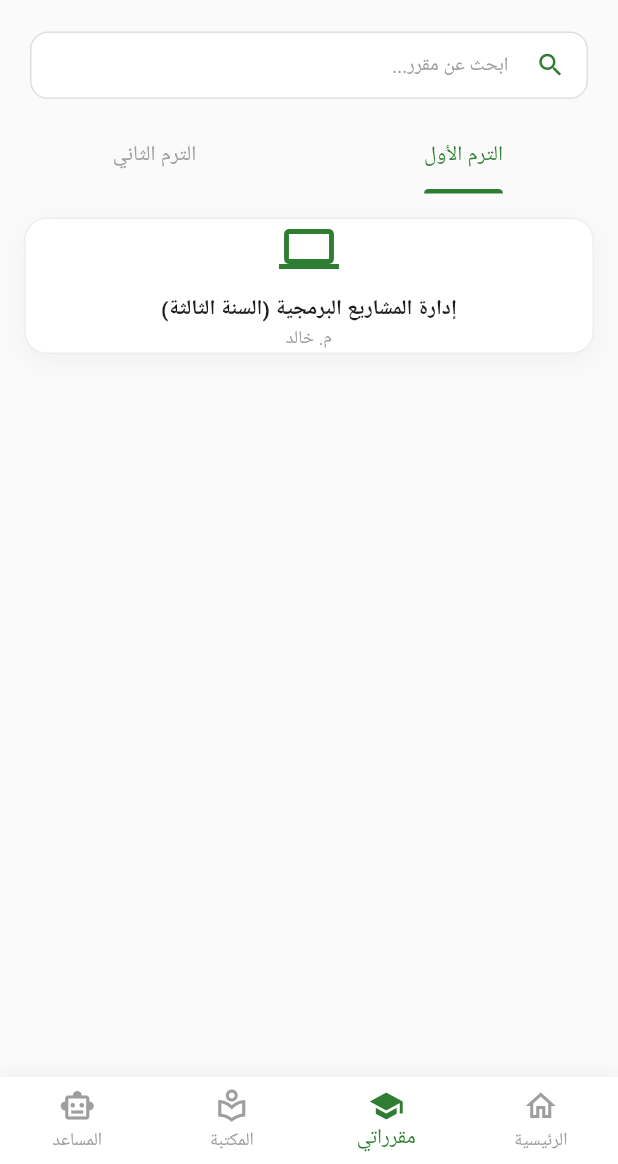
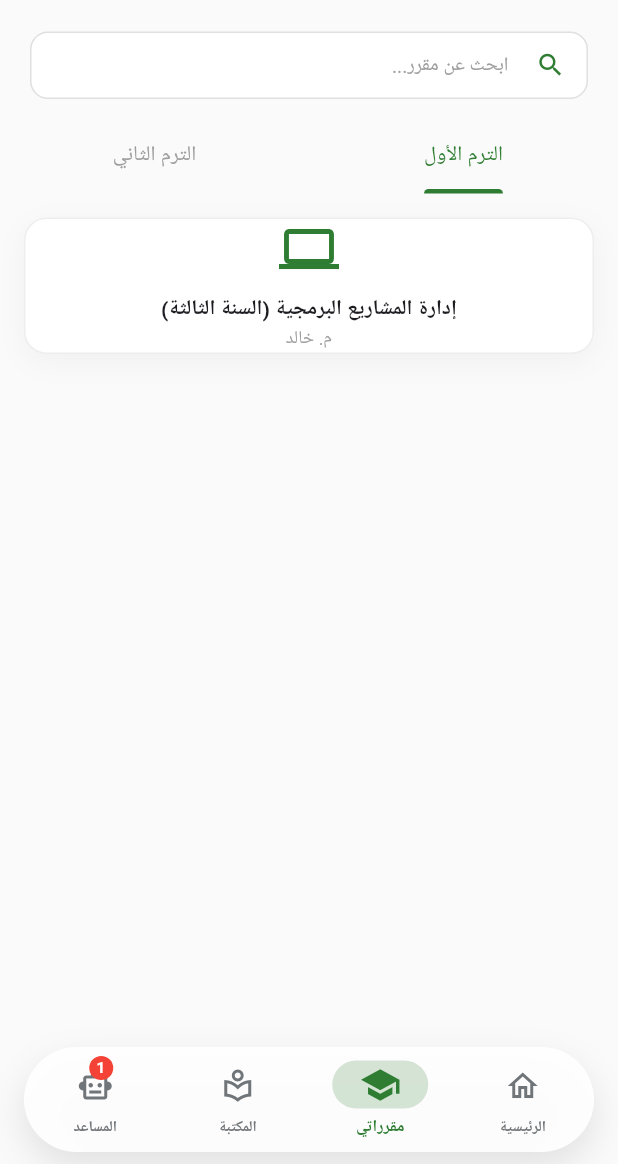
Before and after one commit to qais542541-max/Digital-Library, a Flutter app: the MainScreen screen opened directly with empty values, item 2 of the bottom bar chosen, on a phone screen of 412 x 824 dp, the part 72-1236 px from its top. Run offline on Flutter 3.47's test engine with Material 3 defaults, Android fonts, the phone set to English and light mode, and no system bars; our stand-ins replace easy_localization, image_picker, shared_preferences; missing offline and left inert: syncfusion_flutter_pdfviewer; accounts and stored records are empty; Roboto replaces fonts that are missing (Cairo).

Commit message:
التعديل المتعب على شريط التنقل السفلي2

```diff
--- a/lib/features/layout/screens/main_screen.dart
+++ b/lib/features/layout/screens/main_screen.dart
@@ -1,17 +1,13 @@
 import 'package:flutter/material.dart';
+import 'package:flutter/services.dart';
 import 'package:easy_localization/easy_localization.dart';
-import '../../home//screens/general_main_screen.dart';
+import '../../home/screens/general_main_screen.dart';
 import '../../courses/screens/my_courses_screen.dart';
 import '../../library/screens/general_library_screen.dart';
 import '../../../core/widgets/custom_drawer.dart';
 import '../../ai_assistant/ai_assistant_screen.dart';
-// في ملف main_screen.dart
-import 'package:provider/provider.dart';
 import '../../../core/providers/settings_provider.dart';
-
-// داخل دالة الـ build في MainScreen:
-
-
+import 'dart:ui';
 
 enum UserRole { student, teacher, employee, guest, external }
 
@@ -27,29 +23,10 @@ class MainScreen extends StatefulWidget {
 
   @override
   State<MainScreen> createState() => _MainScreenState();
-
 }
 
-
 class _MainScreenState extends State<MainScreen> {
-
   int _selectedIndex = 0;
-  late List<Widget> _screens;
-
-  @override
-
-  void initState() {
-    super.initState();
-    _screens = [
-      GeneralMainScreen(
-        userName: widget.userName,
-        userRole: _getRoleName(widget.role),
-      ),
-      MyCoursesScreen(role: widget.role),
-      GeneralLibraryScreen(role: widget.role),
-      AiAssistantScreen(role: widget.role), // 👈 إضافة الشاشة هنا
-    ];
-  }
 
   String _getRoleName(UserRole role) {
     switch (role) {
@@ -63,66 +40,162 @@ class _MainScreenState extends State<MainScreen> {
 
   @override
   Widget build(BuildContext context) {
-    final settings = Provider.of<SettingsProvider>(context);
-    final isArabic = context.locale.languageCode == 'ar';
     final isDarkMode = Theme.of(context).brightness == Brightness.dark;
+
+    // 👇 سنسحب لون خلفية الشاشة لنستخدمه في التغميم المتدرج ليكون التلاشي طبيعياً
+    final scaffoldBgColor = Theme.of(context).scaffoldBackgroundColor;
     const Color primaryGreen = Color(0xFF2E7D32);
 
-    return Scaffold(
+    final List<Widget> screens = [
+      GeneralMainScreen(
+        userName: widget.userName,
+        userRole: _getRoleName(widget.role),
+      ),
+      MyCoursesScreen(role: widget.role),
+      GeneralLibraryScreen(role: widget.role),
+      AiAssistantScreen(role: widget.role),
+    ];
+
+    final int assistantBadgeCount = 1;
+
+    return AnnotatedRegion<SystemUiOverlayStyle>(
+      value: SystemUiOverlayStyle(
+        systemNavigationBarColor: Colors.transparent,
+        systemNavigationBarDividerColor: Colors.transparent,
+        systemNavigationBarIconBrightness: isDarkMode ? Brightness.light : Brightness.dark,
+        systemNavigationBarContrastEnforced: false,
+      ),
+      child: Scaffold(
+        extendBody: true, // مهم جداً ليسمح للمحتوى بالنزول خلف التدرج اللوني
         drawer: CustomDrawer(role: widget.role),
-
         body: IndexedStack(
           index: _selectedIndex,
-        children: _screens,
+          children: screens,
         ),
 
+        // 👇 1. الحاوية الجديدة التي تتحكم بالتدرج اللوني لكامل المنطقة السفلية
+        // 👇 الحاوية التي تتحكم بالتدرج اللوني لكامل المنطقة السفلية
         bottomNavigationBar: Container(
           decoration: BoxDecoration(
+            gradient: LinearGradient(
+              begin: Alignment.topCenter,
+              end: Alignment.bottomCenter,
+              colors: [
+                scaffoldBgColor.withOpacity(0.0), // شفاف تماماً عند الحافة العلوية للشريط
+                scaffoldBgColor.withOpacity(0.85), // يغمق بقوة خلف الشريط نفسه
+                scaffoldBgColor.withOpacity(1.0), // معتم 100% خلف أزرار النظام
+              ],
+              stops: const [0.0, 0.4, 1.0],
+            ),
+          ),
+          child: SafeArea(
+            bottom: true,
+            child: Padding(
+              // 👇 السر هنا: جعلنا top: 0 بدلاً من 32 لكي لا يتسرب التدرج اللوني فوق الشريط!
+              padding: const EdgeInsets.only(top: 0, left: 16, right: 16, bottom: 8),
+              child: Container(
+                decoration: BoxDecoration(
+                  borderRadius: BorderRadius.circular(35),
                   boxShadow: [
                     BoxShadow(
-              color: Colors.black.withOpacity(isDarkMode ? 0.3 : 0.05),
-              blurRadius: 10,
-              offset: const Offset(0, -2),
+                      color: Colors.black.withOpacity(isDarkMode ? 0.3 : 0.1),
+                      blurRadius: 20,
+                      offset: const Offset(0, 10),
                     ),
                   ],
                 ),
-        child: BottomNavigationBar(
-          currentIndex: _selectedIndex,
-          onTap: (index) {
+                child: ClipRRect(
+                  borderRadius: BorderRadius.circular(35),
+                  child: BackdropFilter(
+                    filter: ImageFilter.blur(sigmaX: 15.0, sigmaY: 15.0),
+                    child: Container(
+                      color: isDarkMode
+                          ? const Color(0xFF1E1E1E).withOpacity(0.85)
+                          : Colors.white.withOpacity(0.90),
+
+                      child: NavigationBarTheme(
+                        data: NavigationBarThemeData(
+                          indicatorColor: primaryGreen.withOpacity(0.2),
+                          height: 70,
+
+                          iconTheme: WidgetStateProperty.resolveWith((states) {
+                            if (states.contains(WidgetState.selected)) {
+                              return const IconThemeData(color: primaryGreen, size: 28);
+                            }
+                            return IconThemeData(
+                                color: isDarkMode ? const Color(0xFF8A939B) : const Color(0xFF707579),
+                                size: 24);
+                          }),
+
+                          labelTextStyle: WidgetStateProperty.resolveWith((states) {
+                            if (states.contains(WidgetState.selected)) {
+                              return const TextStyle(color: primaryGreen, fontWeight: FontWeight.bold, fontSize: 11, fontFamily: 'Cairo');
+                            }
+                            return TextStyle(
+                                color: isDarkMode ? const Color(0xFF8A939B) : const Color(0xFF707579),
+                                fontWeight: FontWeight.w600,
+                                fontSize: 10,
+                                fontFamily: 'Cairo');
+                          }),
+                        ),
+                        child: NavigationBar(
+                          backgroundColor: Colors.transparent,
+                          elevation: 0,
+                          selectedIndex: _selectedIndex,
+                          onDestinationSelected: (index) {
                             setState(() {
                               _selectedIndex = index;
                             });
                           },
-
-          backgroundColor: isDarkMode ? const Color(0xFF1E1E1E) : Colors.white,
-          selectedItemColor: primaryGreen,
-          unselectedItemColor: Colors.grey,
-          showUnselectedLabels: true,
-          type: BottomNavigationBarType.fixed, // إبقاء الأيقونات ثابتة عند زيادة عددها
-          elevation: 0,
-          items: [
-            BottomNavigationBarItem(
+                          destinations: [
+                            NavigationDestination(
                               icon: const Icon(Icons.home_outlined),
-              activeIcon: const Icon(Icons.home),
-              label: 'main_screen.home'.tr(), // 👈 نص ديناميكي
+                              selectedIcon: const Icon(Icons.home_filled),
+                              label: 'main_screen.home'.tr(),
                             ),
-            BottomNavigationBarItem(
+                            NavigationDestination(
                               icon: const Icon(Icons.school_outlined),
-              activeIcon: const Icon(Icons.school),
-              label: 'main_screen.my_courses'.tr(), // 👈 نص ديناميكي
+                              selectedIcon: const Icon(Icons.school),
+                              label: 'main_screen.my_courses'.tr(),
                             ),
-            BottomNavigationBarItem(
+                            NavigationDestination(
                               icon: const Icon(Icons.local_library_outlined),
-              activeIcon: const Icon(Icons.local_library),
-              label: 'main_screen.library'.tr(), // 👈 نص ديناميكي
+                              selectedIcon: const Icon(Icons.local_library),
+                              label: 'main_screen.library'.tr(),
                             ),
-            BottomNavigationBarItem(
-              icon: const Icon(Icons.smart_toy_outlined),
-              activeIcon: const Icon(Icons.smart_toy),
-              label: 'main_screen.assistant'.tr(), // 👈 نص ديناميكي
+                            NavigationDestination(
+                              icon: Badge(
+                                label: Text(
+                                  assistantBadgeCount > 99 ? '99+' : assistantBadgeCount.toString(),
+                                  style: const TextStyle(fontFamily: 'Cairo', fontSize: 10, fontWeight: FontWeight.bold),
+                                ),
+                                backgroundColor: Colors.red,
+                                isLabelVisible: assistantBadgeCount > 0,
+                                offset: const Offset(8, -8),
+                                child: const Icon(Icons.smart_toy_outlined),
+                              ),
+                              selectedIcon: Badge(
+                                label: Text(
+                                  assistantBadgeCount > 99 ? '99+' : assistantBadgeCount.toString(),
+                                  style: const TextStyle(fontFamily: 'Cairo', fontSize: 10, fontWeight: FontWeight.bold),
+                                ),
+                                backgroundColor: Colors.red,
+                                isLabelVisible: assistantBadgeCount > 0,
+                                offset: const Offset(8, -8),
+                                child: const Icon(Icons.smart_toy),
+                              ),
+                              label: 'main_screen.assistant'.tr(),
                             ),
                           ],
-        )
+                        ),
+                      ),
+                    ),
+                  ),
+                ),
+              ),
+            ),
+          ),
+        ),
       ),
     );
   }
```
Lines whose indentation alone changed are shown as unchanged.
